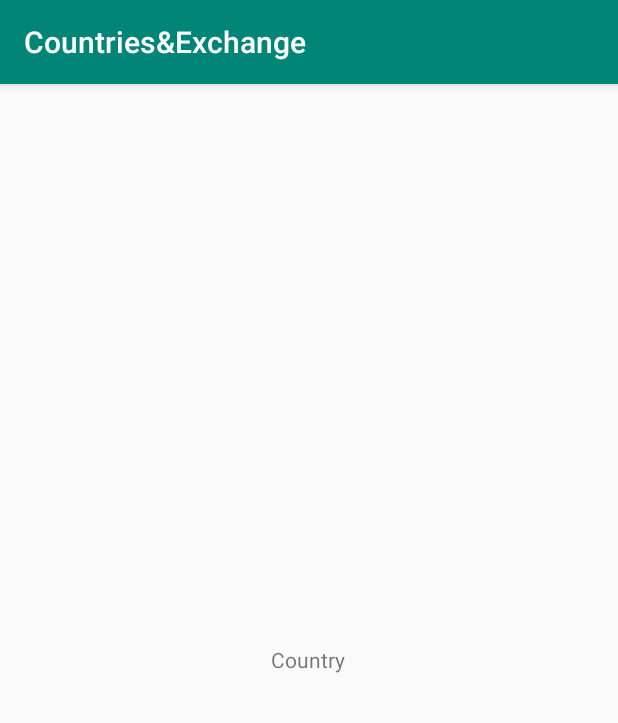
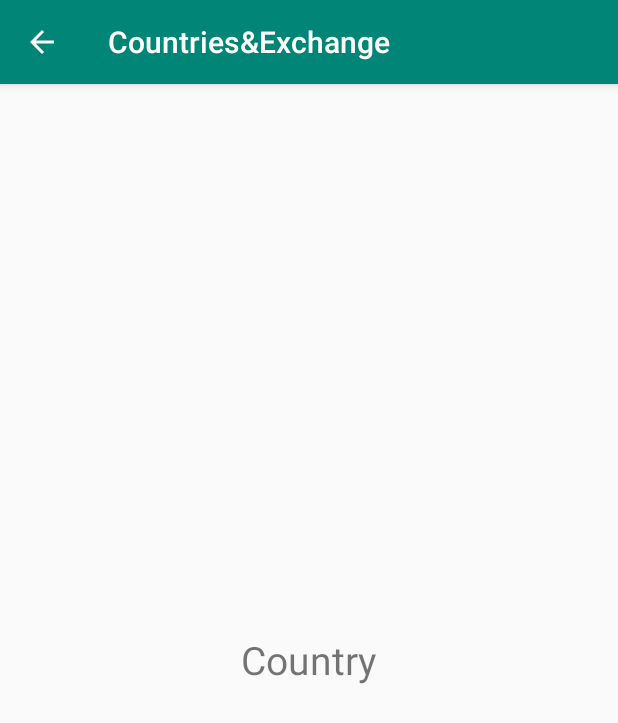
Before and after one commit to AbdullahAlSamman/Country-Exchange, an Android app: the CountryView screen opened directly, with no data from a screen before it, on a phone screen of 412 x 824 dp. Shown: the top 723 px of the screen. Run offline under Robolectric (Android 15) with nearby library versions, the phone set to English and light mode, and no system bars; 1 statement that could not run was skipped.

Commit message:
Fix SplashScreen on back press Fix Back Arrow on CountryView NavBar

```diff
--- a/app/src/main/AndroidManifest.xml
+++ b/app/src/main/AndroidManifest.xml
@@ -14,9 +14,12 @@
         android:supportsRtl="true"
         android:theme="@style/AppTheme"
         android:usesCleartextTraffic="true">
-        <activity android:name=".UI.CountryView"></activity>
+        <activity
+            android:name=".UI.CountryView"
+            android:parentActivityName=".UI.MainActivity"></activity>
         <activity
             android:name=".UI.SplashScreen"
+            android:noHistory="true"
             android:theme="@style/Theme.AppCompat.Light.NoActionBar.FullScreen">
             <intent-filter>
                 <action android:name="android.intent.action.MAIN" />
--- a/app/src/main/java/com/aals/countriesexchange/UI/CountryView.java
+++ b/app/src/main/java/com/aals/countriesexchange/UI/CountryView.java
@@ -3,6 +3,7 @@ package com.aals.countriesexchange.UI;
 import android.os.Bundle;
 import android.widget.TextView;
 
+import androidx.appcompat.app.ActionBar;
 import androidx.appcompat.app.AppCompatActivity;
 
 import com.aals.countriesexchange.Model.Country;
@@ -12,12 +13,18 @@ public class CountryView extends AppCompatActivity {
 
     private Country country;
     private TextView tv;
+    private ActionBar toolbar;
 
     @Override
     protected void onCreate(Bundle savedInstanceState) {
         super.onCreate(savedInstanceState);
         setContentView(R.layout.activity_country_view);
+        toolbar = getSupportActionBar();
+        toolbar.setDisplayHomeAsUpEnabled(true);
+        toolbar.setDisplayShowHomeEnabled(true);
+
         tv = findViewById(R.id.tv_cs_name);
+
         country = (Country) getIntent().getSerializableExtra("country");
         tv.setText(country.getName());
 
--- a/app/src/main/res/layout/activity_country_view.xml
+++ b/app/src/main/res/layout/activity_country_view.xml
@@ -11,6 +11,7 @@
         android:layout_height="wrap_content"
         android:layout_centerHorizontal="true"
         android:layout_centerVertical="true"
-        android:text="@string/country_name"></TextView>
+        android:text="@string/country_name"
+        android:textSize="26sp"></TextView>
 
 </RelativeLayout>
```
